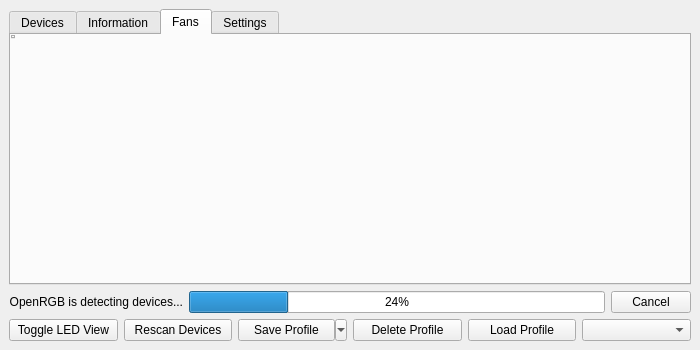
Old version of the form qt/OpenRGBDialog2/OpenRGBDialog2.ui in the repository kmondra1/OpenRGB.
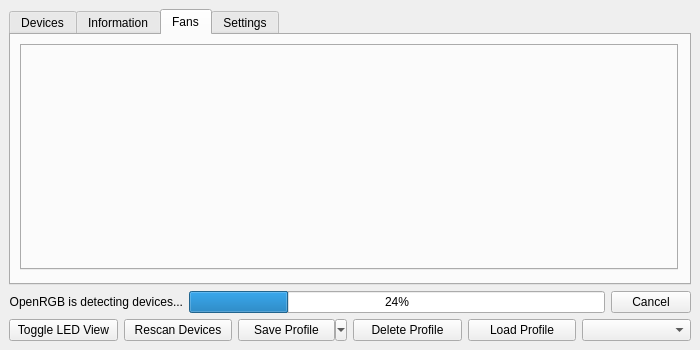
New version of the form. The open tabs and pages were chosen to show the change.

Commit message: Fix fan controller UI

Diff of the .ui file:
```diff
--- a/qt/OpenRGBDialog2/OpenRGBDialog2.ui
+++ b/qt/OpenRGBDialog2/OpenRGBDialog2.ui
@@ -67,10 +67,10 @@
        <widget class="QTabWidget" name="FanTabBar">
         <property name="geometry">
          <rect>
-          <x>0</x>
-          <y>0</y>
-          <width>4</width>
-          <height>4</height>
+          <x>9</x>
+          <y>9</y>
+          <width>658</width>
+          <height>226</height>
          </rect>
         </property>
         <property name="tabPosition">
```
The commit also changes 1 other file.
